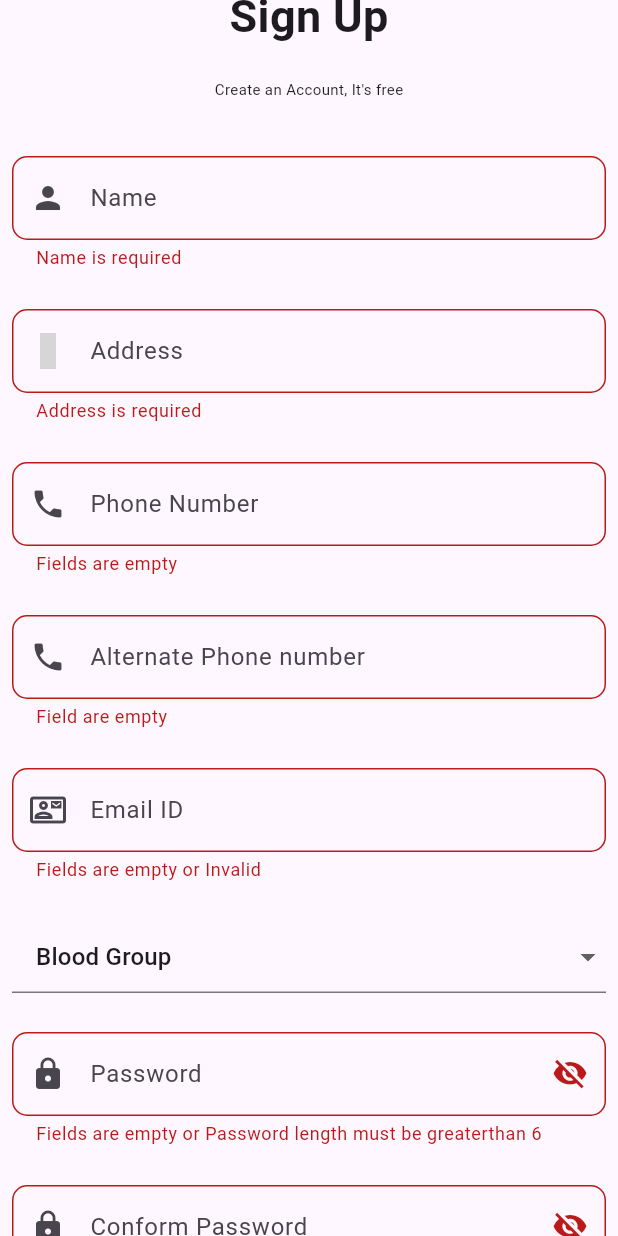
After one commit to rakeshps15/medcare, a Flutter app: the Signup screen opened directly, scrolled down 181 dp, after a tap on "Sign Up", on a phone screen of 412 x 824 dp. The commit adds this screen. Run offline on Flutter 3.47's test engine with Material 2 defaults, Android fonts, the phone set to English and light mode, and no system bars; our stand-ins replace animate_do, dropdown_button2, lottie, smooth_page_indicator; statements that could not run were skipped; grey boxes are pictures that could not be loaded.

Commit message:
initial commit

```diff
--- a/lib/indroduction scrn/model/pages.dart
+++ b/lib/indroduction scrn/model/pages.dart
@@ -12,7 +12,7 @@ class Items {
 
 List<Items> listOfItems = [
   Items(
-    img: "assets/1.png",
+    img: "assets/images/joey.png",
     title: "Discover the best medical\nschool and job",
     subTitle:
     "There are 25.000+ best medical\njobs and schools, choose your\nchoice now",
--- /dev/null
+++ b/lib/indroduction scrn/views/reg.dart
@@ -0,0 +1,312 @@
+import 'package:dropdown_button2/dropdown_button2.dart';
+import 'package:flutter/material.dart';
+
+void main()
+{
+  runApp(MaterialApp(home: Signup(),));
+}
+class Signup extends StatefulWidget {
+  @override
+  State<Signup> createState() => _SignupState();
+}
+
+class _SignupState extends State<Signup> {
+  var formkey2 = GlobalKey<FormState>();
+  var uname = TextEditingController();
+  var uadd = TextEditingController();
+  var uphn = TextEditingController();
+  var uaphn = TextEditingController();
+  var ubld = TextEditingController();
+  var uemail = TextEditingController();
+  var pass = TextEditingController();
+  var cpass = TextEditingController();
+
+  bool passvisibility1 = true;
+  bool passvisibility2 = true;
+
+  String dropdownvalue = 'Blood Group';
+  var items = [
+    'Blood Group',
+    'A +ve',
+    'A -ve',
+    'AB +ve',
+    'AB -ve',
+    'B +ve',
+    'B -ve',
+    'O +ve',
+    'O -ve',
+  ];
+
+  @override
+  Widget build(BuildContext context) {
+    return Scaffold(
+      body: SingleChildScrollView(
+        child: Form(
+          key: formkey2,
+          child: Column(children: [
+            SizedBox(height: 70,),
+            const Padding(
+              padding: EdgeInsets.only(left: 100, right: 100, top: 100),
+              child: Text(
+                "Sign Up",
+                style: TextStyle(fontWeight: FontWeight.bold, fontSize: 30),
+              ),
+            ),
+            SizedBox(
+              height: 10,
+            ),
+            const Padding(
+              padding: EdgeInsets.only(left: 10, right: 10, top: 10),
+              child: Text(
+                "Create an Account, It's free",
+                style: TextStyle(fontSize: 10),
+              ),
+            ),
+            SizedBox(
+              height: 30,
+            ),
+            Padding(
+              padding: const EdgeInsets.all(8.0),
+              child: TextFormField(
+                controller: uname,
+                validator: (email) {
+                  if (email!.isEmpty) {
+                    return "Name is required";
+                  } else
+                    return null;
+                },
+                textInputAction: TextInputAction.next,
+                decoration: InputDecoration(
+                    hintText: "Name",
+                    prefixIcon: Icon(Icons.person),
+                    border: OutlineInputBorder(
+                        borderRadius: BorderRadius.circular(10))),
+              ),
+            ),
+            SizedBox(
+              height: 10,
+            ),
+            Padding(
+              padding: const EdgeInsets.all(8.0),
+              child: TextFormField(
+                controller: uadd,
+                validator: (address) {
+                  if (address!.isEmpty) {
+                    return "Address is required";
+                  } else
+                    return null;
+                },
+                textInputAction: TextInputAction.next,
+                decoration: InputDecoration(
+                    hintText: "Address",
+                    prefixIcon: Icon(Icons.address),
+                    border: OutlineInputBorder(
+                        borderRadius: BorderRadius.circular(10))),
+              ),
+            ),
+            SizedBox(
+              height: 10,
+            ),
+            Padding(
+              padding: const EdgeInsets.all(8.0),
+              child: TextFormField(
+                validator: (phn1) {
+                  if (phn1!.isEmpty || phn1.length < 10) {
+                    return "Fields are empty ";
+                  }
+                  else if (uphn.text != uaphn.text)
+                  {
+                  return "Number not matching";
+                  }else {
+                  return null;
+                  }
+                },
+                controller: uphn,
+                decoration: InputDecoration(
+                    prefixIcon: Icon(Icons.phone),
+                    hintText: "Phone Number",
+                    border: OutlineInputBorder(
+                        borderRadius: BorderRadius.circular(10))),
+              ),
+            ),
+            SizedBox(
+              height: 10,
+            ),
+            Padding(
+              padding: const EdgeInsets.all(8.0),
+              child: TextFormField(
+                validator: (phn2) {
+                  if (phn2!.isEmpty || phn2.length < 10) {
+                    return "Field are empty";
+                  } else if (uphn.text != uaphn.text) {
+                    return "Number not matching";
+                  } else {
+                    return null;
+                  }
+                },
+                controller: uaphn,
+                decoration: InputDecoration(
+                    prefixIcon: Icon(Icons.phone),
+                    hintText: "Alternate Phone number",
+                    border: OutlineInputBorder(
+                        borderRadius: BorderRadius.circular(10))),
+
+              ),
+            ),
+            SizedBox(
+              height: 10,
+            ),
+            Padding(
+              padding: const EdgeInsets.all(8.0),
+              child: TextFormField(
+                controller: uemail,
+                validator: (username) {
+                  if (username!.isEmpty ||
+                      !username.contains("@") ||
+                      !username.contains(".")) {
+                    return "Fields are empty or Invalid";
+                  } else {
+                    return null;
+                  }
+                },
+                decoration: InputDecoration(
+                    hintText: "Email ID",
+                    prefixIcon: Icon(Icons.contact_mail_outlined),
+                    border: OutlineInputBorder(
+                        borderRadius: BorderRadius.circular(10))),
+              ),
+            ),
+            SizedBox(
+              height: 10,
+            ),
+
+            Padding(
+              padding: const EdgeInsets.all(8.0),
+              child:Column(
+                mainAxisAlignment: MainAxisAlignment.center,
+                children: [
+                  DropdownButtonFormField2(
+                    // Initial Value
+                    value: dropdownvalue,
+
+
+                    // Array list of items
+                    items: items.map((String items) {
+                      return DropdownMenuItem(
+                        value: items,
+                        child: Text(items),
+                      );
+                    }).toList(),
+                    // After selecting the desired option,it will
+                    // change button value to selected value
+                    onChanged: (String? newValue) {
+                      setState(() {
+                        dropdownvalue = newValue!;
+                      });
+                    },
+                  ),
+                ],
+              ),
+            ),
+            SizedBox(height: 10,),
+
+
+            Padding(
+              padding: const EdgeInsets.all(8.0),
+              child: TextFormField(
+                validator: (pass1) {
+                  if (pass1!.isEmpty || pass1.length < 6) {
+                    return "Fields are empty or Password length must be greaterthan 6";
+                  } else {
+                    return null;
+                  }
+                },
+                controller: pass,
+                obscuringCharacter: "*",
+                obscureText: passvisibility1,
+                decoration: InputDecoration(
+                    prefixIcon: Icon(Icons.lock),
+                    suffixIcon: IconButton(
+                        onPressed: () {
+                          setState(() {
+                            if (passvisibility1 == true) {
+                              passvisibility1 = false;
+                            } else {
+                              passvisibility1 = true;
+                            }
+                          });
+                        },
+                        icon: Icon(passvisibility1 == true
+                            ? Icons.visibility_off_sharp
+                            : Icons.visibility)),
+                    hintText: "Password",
+                    border: OutlineInputBorder(
+                        borderRadius: BorderRadius.circular(10))),
+
+              ),
+            ),
+            SizedBox(
+              height: 10,
+            ),
+            Padding(
+              padding: const EdgeInsets.all(8.0),
+              child: TextFormField(
+                validator: (pass2) {
+                  if (pass2!.isEmpty || pass2.length < 6) {
+                    return "Password length must be greater than 6";
+                  } else if (pass.text != cpass.text) {
+                    return "Password not matching";
+                  } else {
+                    return null;
+                  }
+                },
+                controller: cpass,
+                obscuringCharacter: "*",
+                obscureText: passvisibility2,
+                decoration: InputDecoration(
+                    prefixIcon: Icon(Icons.lock),
+                    suffixIcon: IconButton(
+                        onPressed: () {
+                          setState(() {
+                            if (passvisibility2 == true) {
+                              passvisibility2 = false;
+                            } else {
+                              passvisibility2 = true;
+                            }
+                          });
+                        },
+                        icon: Icon(passvisibility2 == true
+                            ? Icons.visibility_off_sharp
+                            : Icons.visibility)),
+                    hintText: "Conform Password",
+                    border: OutlineInputBorder(
+                        borderRadius: BorderRadius.circular(10))),
+
+              ),
+            ),
+            SizedBox(height: 40,),
+            ElevatedButton(
+                style: ButtonStyle(
+                    minimumSize: MaterialStateProperty.all(const Size(330, 50)),
+                    shape: MaterialStateProperty.all<RoundedRectangleBorder>(
+                        RoundedRectangleBorder(
+                          borderRadius: BorderRadius.circular(30.0),
+                        ))),
+                onPressed: () async {
+                  final valid2 = formkey2.currentState!.validate();
+                  if (valid2) {
+                    ScaffoldMessenger.of(context).showSnackBar(SnackBar(
+                        action: SnackBarAction(label: 'UNDO', onPressed: () {}),
+                        content: const Text('Invalid username / password')));
+                  }
+                },
+                child: const Text(
+                  "Sign Up",
+                  style: TextStyle(color: Colors.black),
+                )),
+          ]),
+        ),
+      ),
+    );
+  }
+}
--- a/lib/welcome/splash 2.dart
+++ b/lib/welcome/splash 2.dart
@@ -2,7 +2,6 @@ import 'package:flutter/material.dart';
 import 'package:animate_do/animate_do.dart';
 import 'package:lottie/lottie.dart';
 import 'package:medcare/welcome/splash3.dart';
-import '../Modules/welcome_page.dart';
 
 class MainScreen extends StatelessWidget {
   final Duration duration = const Duration(milliseconds: 800);
@@ -82,18 +81,23 @@ class MainScreen extends StatelessWidget {
             FadeInUp(
               duration: duration,
               delay: const Duration(milliseconds: 600),
+              child: SizedBox(
+                width: size.width / 0.1,
+                child: ElevatedButton(onPressed: (){},
                   child: SButton(
                     size: size,
                     borderColor: Colors.grey,
-                color: Colors.white,
+                    color: Colors.black,
                     img: 'assets/images/gmail.png',
                     text: "Continue with Email",
                     textStyle: null,
+                  ),style: ElevatedButton.styleFrom(
+                    primary: Colors.white,
                     ),
             ),
-
-            ///
-            const SizedBox(
+              ),
+            ),
+              SizedBox(
               height: 20,
             ),
             FadeInUp(
--- a/lib/welcome/splash3.dart
+++ b/lib/welcome/splash3.dart
@@ -31,7 +31,7 @@ class SButton extends StatelessWidget {
         );
       },
       child: Container(
-        width: size.width / 1.2,
+        width: size.width / 0.8,
         height: size.height / 15,
         decoration: BoxDecoration(
             color: color,
--- a/pubspec.yaml
+++ b/pubspec.yaml
@@ -19,7 +19,7 @@ publish_to: 'none' # Remove this line if you wish to publish to pub.dev
 version: 1.0.0+1
 
 environment:
-  sdk: '>=3.1.2 <4.0.0'
+  sdk: '>=3.1.3 <4.0.0'
 
 # Dependencies specify other packages that your package needs in order to work.
 # To automatically upgrade your package dependencies to the latest versions
@@ -34,6 +34,8 @@ dependencies:
   animate_do:
   font_awesome_flutter:
   smooth_page_indicator:
+  dropdown_button2:
+  dropdown: ^1.0.2
 
 
   # The following adds the Cupertino Icons font to your application.
@@ -65,6 +67,7 @@ flutter:
   # To add assets to your application, add an assets section, like this:
   assets:
     - assets/images/
+    - assets/med/
 
 
   # An image asset can refer to one or more resolution-specific "variants", see
```
Also changed, not shown: assets/boy.jpg (added), assets/images/joey.png (added), assets/joey.jpeg (added), assets/mdoc.png (added), assets/med/Acyclovir.png (added), assets/med/acetaminophen.png (added), assets/med/calpol.png (added), assets/med/steplin.png (added), assets/med/steplin_bgrem.png (added), assets/med/tab.jpg (added), assets/med/tab.png (added), assets/med/tab1.png (added), lib/welcome/splash.dart (line endings or trailing spaces), pubspec.lock, 2 other files. Lines whose indentation alone changed are shown as unchanged.
